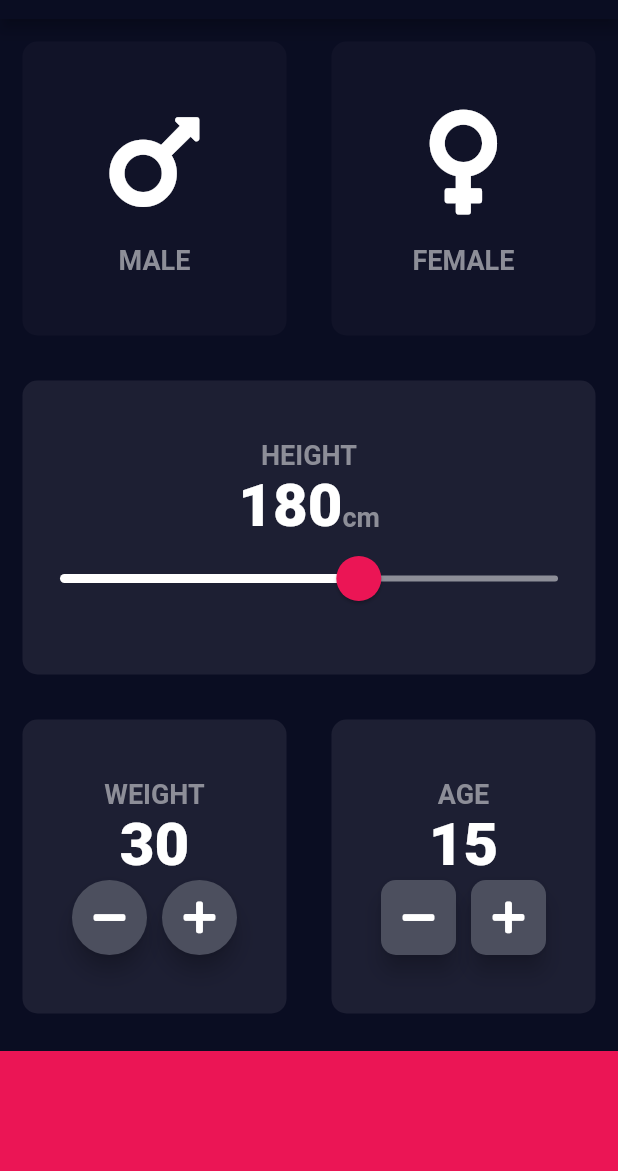
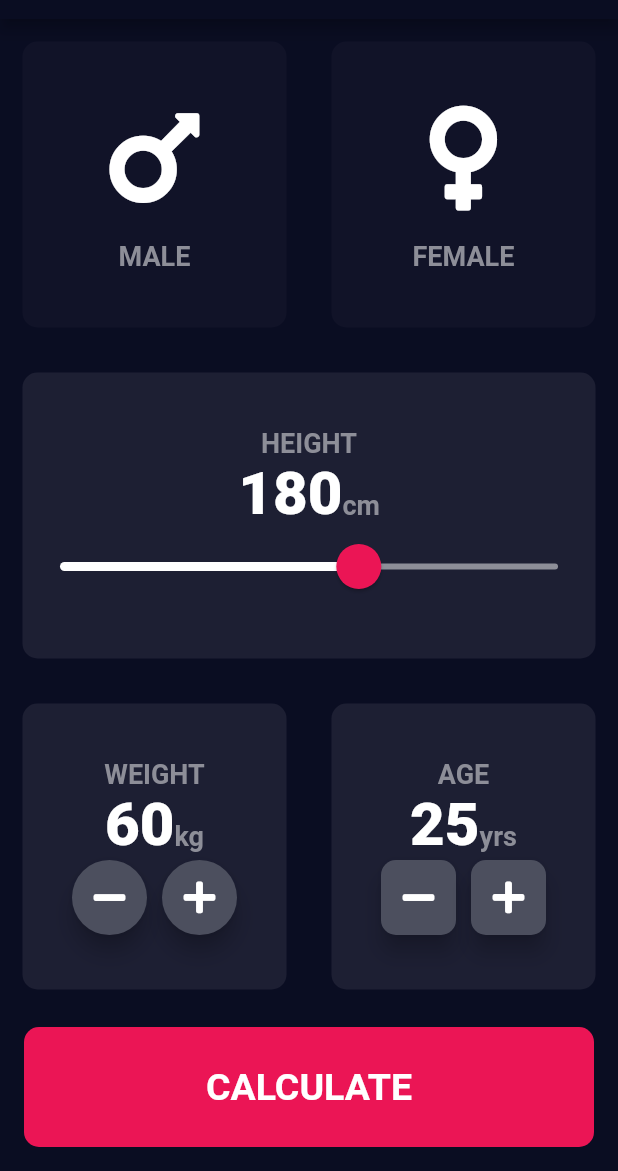
Before and after one commit to mdkamrulislam-web/bmi_calculator, a Flutter app: the screen it shows after launch, on a phone screen of 412 x 824 dp, the part 65-1236 px from its top. Run offline on Flutter 3.47's test engine with Material 2 defaults, Android fonts, the phone set to English and light mode, and no system bars; our stand-ins replace font_awesome_flutter.

Commit message:
3rd Commit - 17th August 2021

```diff
--- /dev/null
+++ b/lib/components/calculate_button.dart
@@ -0,0 +1,35 @@
+import 'package:flutter/material.dart';
+import 'package:bmi_calculator/constants.dart';
+
+class CalculateButton extends StatelessWidget {
+  CalculateButton({required this.buttonName, required this.onTap});
+
+  final String buttonName;
+  final Function()? onTap;
+
+  @override
+  Widget build(BuildContext context) {
+    return Padding(
+      padding: const EdgeInsets.only(left: 16.0, right: 16.0, bottom: 16.0),
+      child: GestureDetector(
+        onTap: onTap,
+        child: Container(
+          child: Center(
+            child: Text(
+              buttonName,
+              style: kLargeButtonStyle,
+            ),
+          ),
+          // padding: EdgeInsets.only(bottom: 20.0),
+          //color: kBottomContainerColor,
+          margin: EdgeInsets.only(top: 10.0),
+          width: double.infinity,
+          height: kBottomContainerHeight,
+          decoration: BoxDecoration(
+              color: kBottomContainerColor,
+              borderRadius: BorderRadius.all(Radius.circular(10))),
+        ),
+      ),
+    );
+  }
+}
--- a/lib/icon_content.dart
+++ b/lib/components/icon_content.dart
@@ -1,5 +1,5 @@
 import 'package:flutter/material.dart';
-import 'constants.dart';
+import 'package:bmi_calculator/constants.dart';
 
 class IconContent extends StatelessWidget {
   final IconData? icon;
--- a/lib/input_page.dart
+++ b/lib/screens/input_page.dart
@@ -1,10 +1,13 @@
-import 'package:bmi_calculator/rounded_rec_icon_button.dart';
+import 'package:bmi_calculator/components/calculate_button.dart';
+import 'package:bmi_calculator/screens/result_page.dart';
+import 'package:bmi_calculator/components/rounded_rec_icon_button.dart';
 import 'package:flutter/material.dart';
 import 'package:font_awesome_flutter/font_awesome_flutter.dart';
-import 'icon_content.dart';
-import 'reusable_card.dart';
-import 'constants.dart';
-import 'round_icon_button.dart';
+import 'package:bmi_calculator/components/icon_content.dart';
+import 'package:bmi_calculator/components/reusable_card.dart';
+import 'package:bmi_calculator/constants.dart';
+import 'package:bmi_calculator/components/round_icon_button.dart';
+import 'package:bmi_calculator/calculator_brain.dart';
 
 enum Gender { male, female }
 
@@ -17,8 +20,8 @@ class _InputPageState extends State<InputPage> {
   //Using Ternary Operator instead of method
   Gender? selectedGender;
   int height = 180;
-  int weight = 30;
-  int age = 15;
+  int weight = 60;
+  int age = 25;
   // Color maleCardColor = inactiveCardColor;
   // Color femaleCardColor = inactiveCardColor;
   //
@@ -146,9 +149,20 @@ class _InputPageState extends State<InputPage> {
                           'WEIGHT',
                           style: kLabelTextStyle,
                         ),
+                        Row(
+                          mainAxisAlignment: MainAxisAlignment.center,
+                          crossAxisAlignment: CrossAxisAlignment.baseline,
+                          textBaseline: TextBaseline.alphabetic,
+                          children: [
                             Text(
                               weight.toString(),
                               style: kNumberTextStyle,
+                            ),
+                            Text(
+                              'kg',
+                              style: kLabelTextStyle,
+                            ),
+                          ],
                         ),
                         Row(
                           mainAxisAlignment: MainAxisAlignment.center,
@@ -189,9 +203,20 @@ class _InputPageState extends State<InputPage> {
                           'AGE',
                           style: kLabelTextStyle,
                         ),
+                        Row(
+                          mainAxisAlignment: MainAxisAlignment.center,
+                          crossAxisAlignment: CrossAxisAlignment.baseline,
+                          textBaseline: TextBaseline.alphabetic,
+                          children: [
                             Text(
                               age.toString(),
                               style: kNumberTextStyle,
+                            ),
+                            Text(
+                              'yrs',
+                              style: kLabelTextStyle,
+                            ),
+                          ],
                         ),
                         Row(
                           mainAxisAlignment: MainAxisAlignment.center,
@@ -225,12 +250,22 @@ class _InputPageState extends State<InputPage> {
               ],
             ),
           ),
-          Container(
-            color: kBottomContainerColor,
-            margin: EdgeInsets.only(top: 10.0),
-            width: double.infinity,
-            height: kBottomContainerHeight,
-          )
+          CalculateButton(
+            buttonName: 'CALCULATE',
+            onTap: () {
+              CalculatorBrain cal =
+                  CalculatorBrain(height: height, weight: weight);
+
+              Navigator.push(
+                  context,
+                  MaterialPageRoute(
+                      builder: (context) => ResultPage(
+                            bmiResult: cal.calculateBMI(),
+                            resultText: cal.getResult(),
+                            resultFeedback: cal.getFeedback(),
+                          )));
+            },
+          ),
         ],
       ),
     );
```
Also changed, not shown: lib/calculator_brain.dart (added, +38 -0 lines), lib/constants.dart (+28 -0 lines), lib/main.dart (+11 -3 lines), lib/screens/result_page.dart (added, +74 -0 lines), lib/components/reusable_card.dart (renamed from lib/reusable_card.dart), lib/components/round_icon_button.dart (renamed from lib/round_icon_button.dart), lib/components/rounded_rec_icon_button.dart (renamed from lib/rounded_rec_icon_button.dart), 20 other files. Lines whose indentation alone changed are shown as unchanged.
